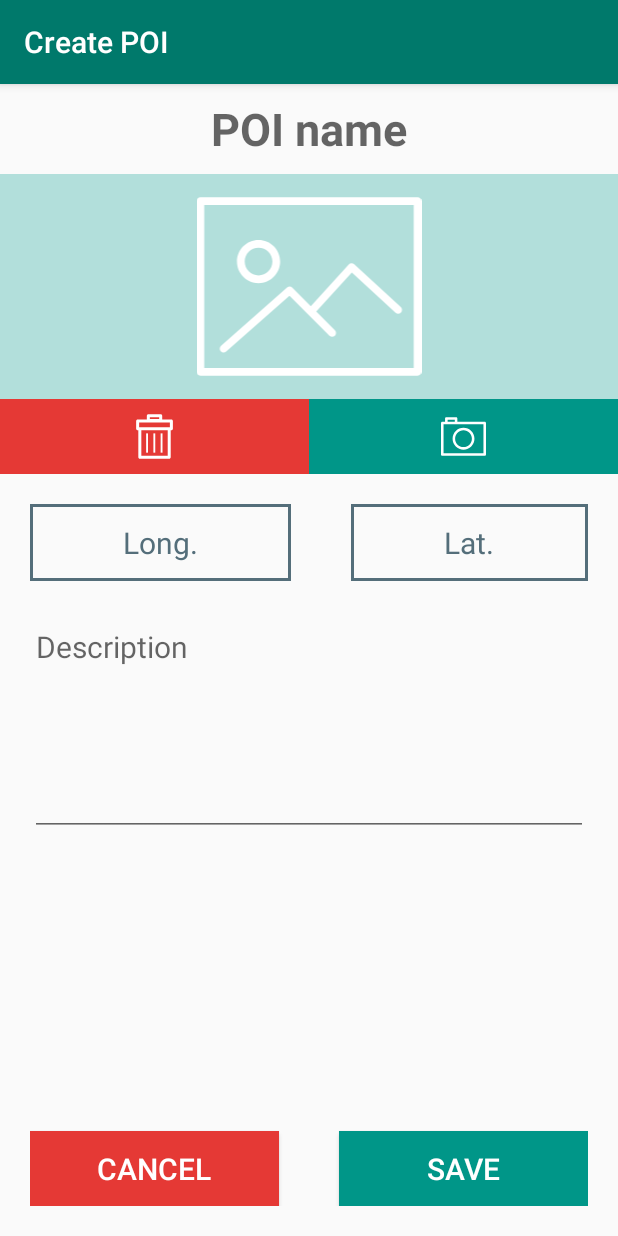
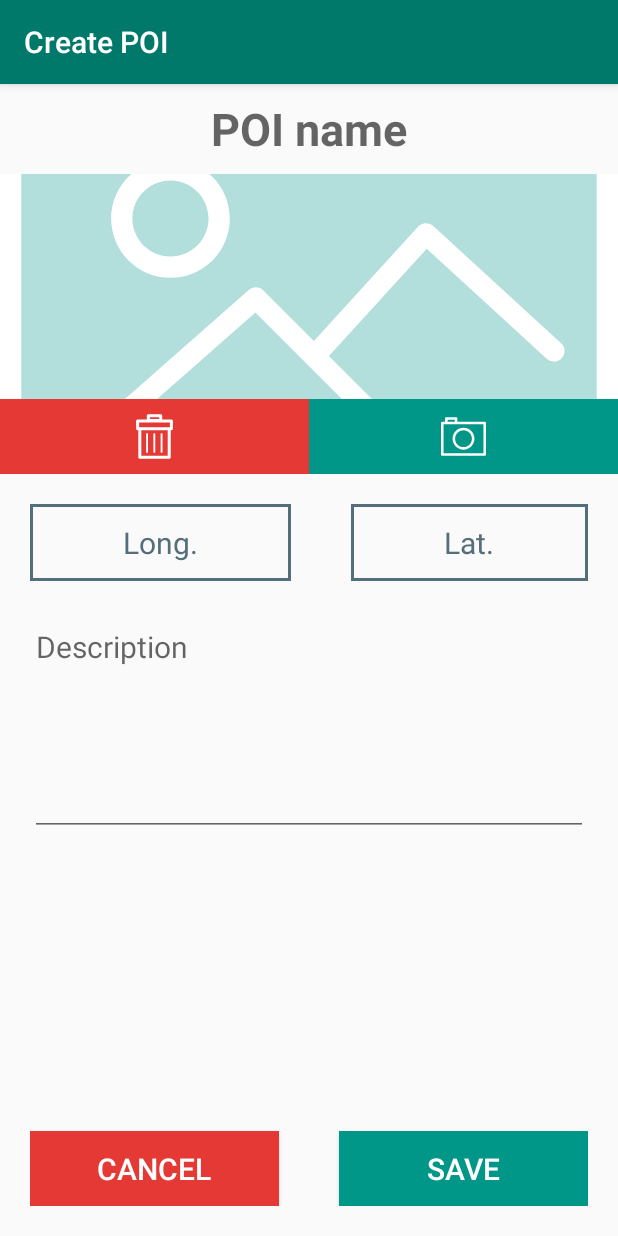
Before and after one commit to FinalCondom/SanTour, an Android app: the fragment CreatePoiFragment placed in its activity, on a phone screen of 412 x 824 dp. Run offline under Robolectric (Android 15) with nearby library versions, the phone set to English and light mode, and no system bars; our stand-ins replace Firebase (no records; nobody signed in at launch, a user with empty details on screens opened directly); 1 statement that could not run was skipped.

Commit message:
appareil photo sur add POI

```diff
--- a/app/src/main/res/layout/fragment_create_poi.xml
+++ b/app/src/main/res/layout/fragment_create_poi.xml
@@ -29,6 +29,7 @@
         android:layout_alignParentStart="true"
         android:layout_below="@+id/et_poi_name"
         android:background="@color/img"
+        android:scaleType="centerCrop"
         android:gravity="bottom"
         android:src="@drawable/ic_img" />
 
```
Also changed, not shown: app/src/main/java/ch/hes/santour/CreatePoiFragment.java (+8 -1 lines).
